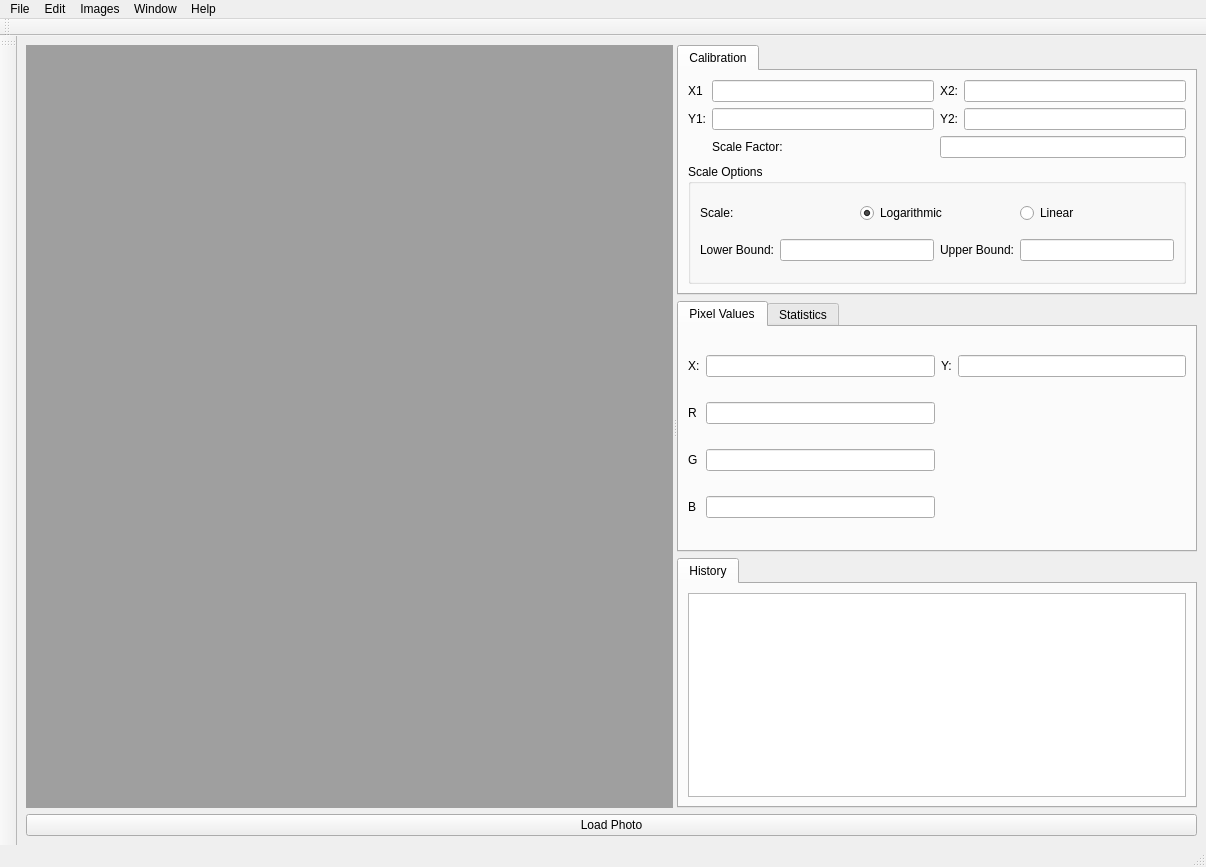
Above: Main_GUI.ui from ksisto/Image-Analyzer before the change. Below: the same form after it.
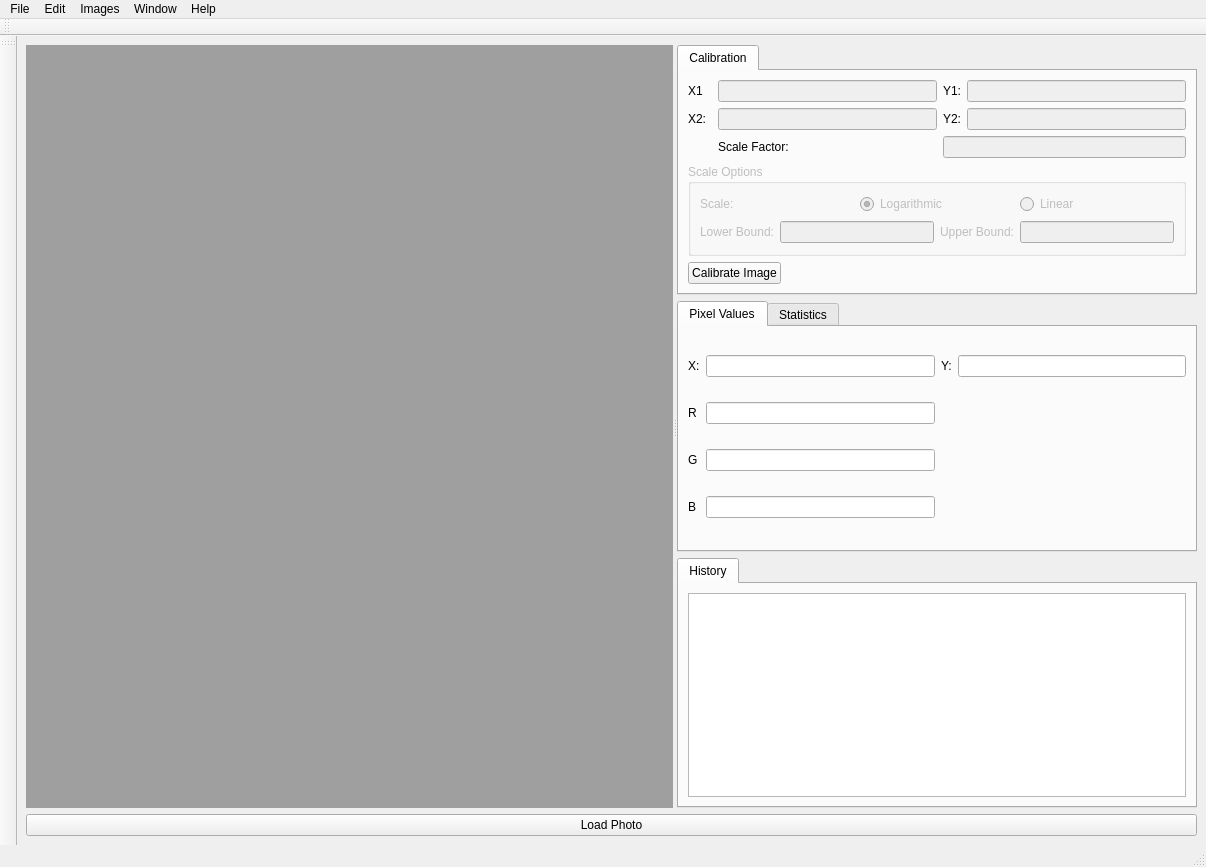
That is the form after the change.

```diff
--- a/Main_GUI.ui
+++ b/Main_GUI.ui
@@ -40,18 +40,33 @@
             <string>Calibration</string>
            </attribute>
            <layout class="QGridLayout" name="gridLayout_3">
-            <item row="2" column="1">
+            <item row="3" column="2">
              <widget class="QLabel" name="txt_Calibration_ScaleFactor">
               <property name="text">
                <string>Scale Factor:</string>
               </property>
              </widget>
             </item>
-            <item row="0" column="1">
-             <widget class="QLineEdit" name="UserInput_Calibration_X1"/>
+            <item row="0" column="2">
+             <widget class="QLineEdit" name="UserInput_Calibration_X1">
+              <property name="enabled">
+               <bool>false</bool>
+              </property>
+             </widget>
             </item>
-            <item row="2" column="2" colspan="2">
-             <widget class="QLineEdit" name="UserInput_Calibration_ScaleFactor"/>
+            <item row="1" column="4">
+             <widget class="QLineEdit" name="UserInput_Calibration_Y2">
+              <property name="enabled">
+               <bool>false</bool>
+              </property>
+             </widget>
+            </item>
+            <item row="3" column="3" colspan="2">
+             <widget class="QLineEdit" name="UserInput_Calibration_ScaleFactor">
+              <property name="enabled">
+               <bool>false</bool>
+              </property>
+             </widget>
             </item>
             <item row="0" column="0">
              <widget class="QLabel" name="txt_Calibration_X1">
@@ -60,38 +75,18 @@
               </property>
              </widget>
             </item>
-            <item row="1" column="0">
-             <widget class="QLabel" name="txt_Calibration_Y1">
-              <property name="text">
-               <string>Y1:</string>
-              </property>
-             </widget>
-            </item>
             <item row="1" column="3">
-             <widget class="QLineEdit" name="UserInput_Calibration_Y2"/>
-            </item>
-            <item row="0" column="2">
-             <widget class="QLabel" name="txt_Calibration_X2">
-              <property name="text">
-               <string>X2:</string>
-              </property>
-             </widget>
-            </item>
-            <item row="1" column="1">
-             <widget class="QLineEdit" name="UserInput_Calibration_Y1"/>
-            </item>
-            <item row="0" column="3">
-             <widget class="QLineEdit" name="UserInput_Calibration_X2"/>
-            </item>
-            <item row="1" column="2">
              <widget class="QLabel" name="txt_Calibration_Y2">
               <property name="text">
                <string>Y2:</string>
               </property>
              </widget>
             </item>
-            <item row="6" column="0" colspan="4">
+            <item row="7" column="0" colspan="5">
              <widget class="QGroupBox" name="groupBox">
+              <property name="enabled">
+               <bool>false</bool>
+              </property>
               <property name="title">
                <string>Scale Options</string>
               </property>
@@ -100,6 +95,9 @@
                 <layout class="QHBoxLayout" name="horizontalLayout">
                  <item>
                   <widget class="QLabel" name="txt_scale">
+                   <property name="enabled">
+                    <bool>false</bool>
+                   </property>
                    <property name="text">
                     <string>Scale:</string>
                    </property>
@@ -108,7 +106,7 @@
                  <item>
                   <widget class="QRadioButton" name="radioButton_Log">
                    <property name="enabled">
-                    <bool>true</bool>
+                    <bool>false</bool>
                    </property>
                    <property name="text">
                     <string>Logarithmic</string>
@@ -120,6 +118,9 @@
                  </item>
                  <item>
                   <widget class="QRadioButton" name="radioButton_Linear">
+                   <property name="enabled">
+                    <bool>false</bool>
+                   </property>
                    <property name="text">
                     <string>Linear</string>
                    </property>
@@ -154,6 +155,58 @@
               </layout>
              </widget>
             </item>
+            <item row="8" column="0" colspan="5">
+             <layout class="QHBoxLayout" name="horizontalLayout_3">
+              <item>
+               <widget class="QPushButton" name="Button_Calibration">
+                <property name="text">
+                 <string>Calibrate Image</string>
+                </property>
+               </widget>
+              </item>
+              <item>
+               <spacer name="horizontalSpacer">
+                <property name="orientation">
+                 <enum>Qt::Horizontal</enum>
+                </property>
+                <property name="sizeHint" stdset="0">
+                 <size>
+                  <width>40</width>
+                  <height>20</height>
+                 </size>
+                </property>
+               </spacer>
+              </item>
+             </layout>
+            </item>
+            <item row="0" column="4">
+             <widget class="QLineEdit" name="UserInput_Calibration_Y1">
+              <property name="enabled">
+               <bool>false</bool>
+              </property>
+             </widget>
+            </item>
+            <item row="1" column="2">
+             <widget class="QLineEdit" name="UserInput_Calibration_X2">
+              <property name="enabled">
+               <bool>false</bool>
+              </property>
+             </widget>
+            </item>
+            <item row="0" column="3">
+             <widget class="QLabel" name="txt_Calibration_Y1">
+              <property name="text">
+               <string>Y1:</string>
+              </property>
+             </widget>
+            </item>
+            <item row="1" column="0">
+             <widget class="QLabel" name="txt_Calibration_X2">
+              <property name="text">
+               <string>X2:</string>
+              </property>
+             </widget>
+            </item>
            </layout>
            <zorder>txt_Calibration_X1</zorder>
            <zorder>UserInput_Calibration_X1</zorder>
```
Left out of the diff: 44 changed lines with no effect on the pictures.
